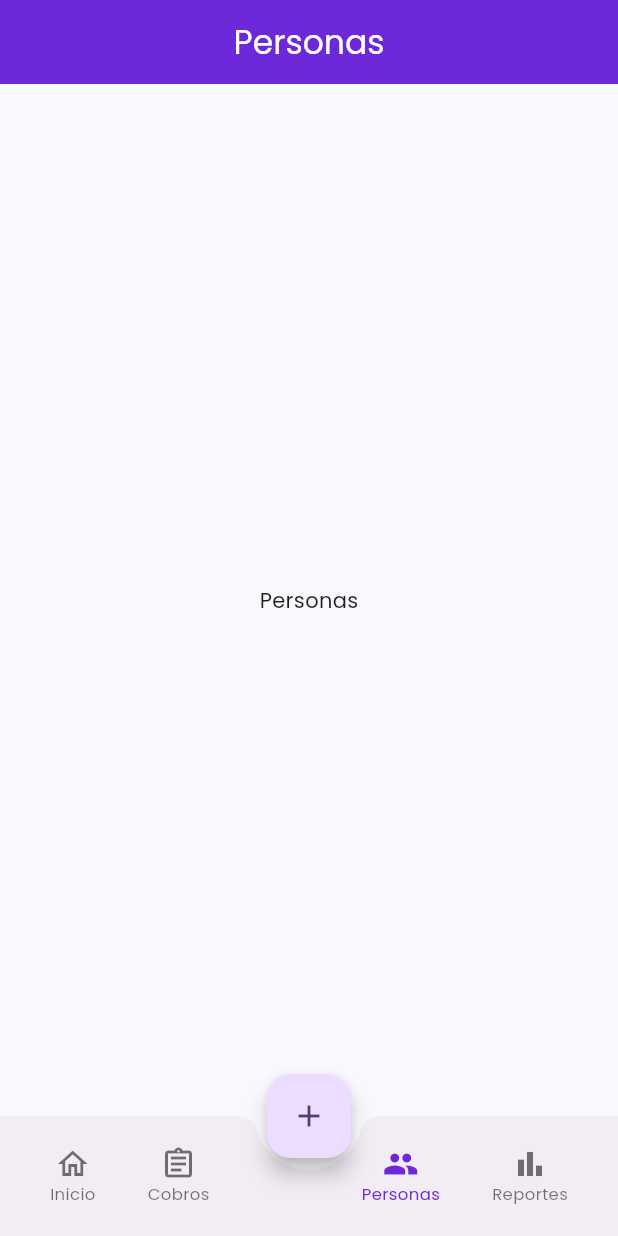
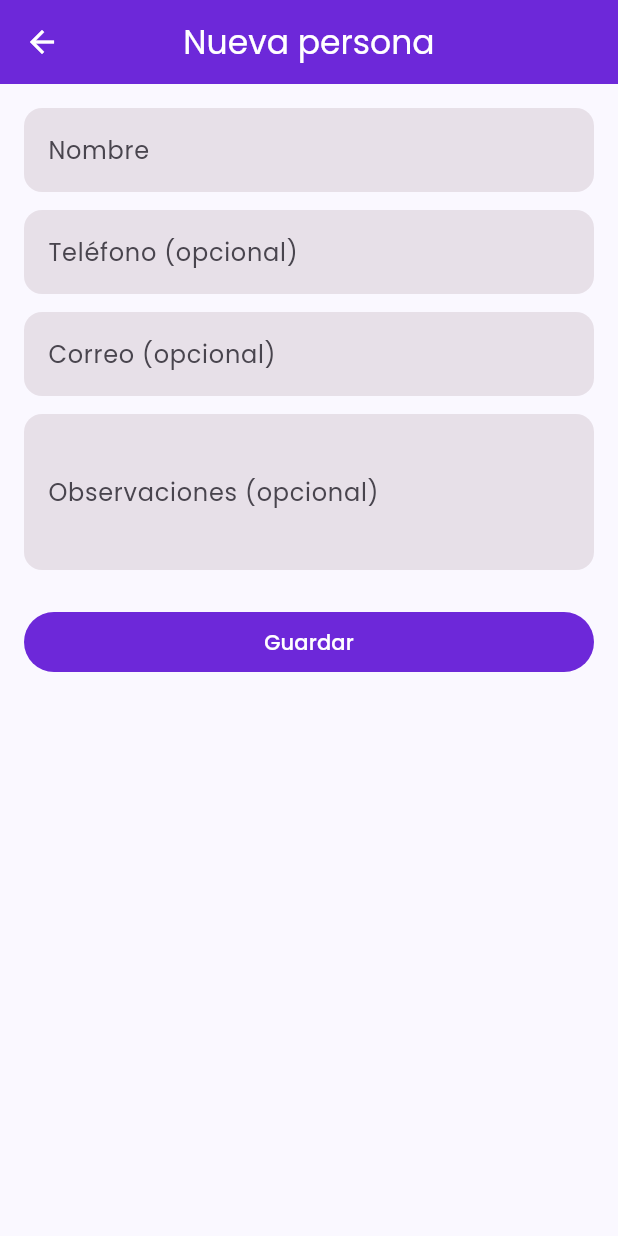
Before and after one commit to jorarmarfin/cuotiva, a Flutter app: the screen it shows after launch, item 3 of the bottom bar chosen, after a tap on the "add" icon, on a phone screen of 412 x 824 dp. Run offline on Flutter 3.47's test engine with Material 3 defaults, Android fonts, the phone set to English and light mode, and no system bars; our stand-ins replace animate_do, drift, drift_flutter, flutter_riverpod, go_router, google_fonts and 2 more; accounts and stored records are empty; generated files the repository leaves out were written again.

Commit message:
feat(contacts): UI de Personas (lista, formulario, detalle) y FAB contextual
Co-Authored-By: Claude Sonnet 5.5 <noreply@anthropic.com>

```diff
--- a/lib/core/router/app_router.dart
+++ b/lib/core/router/app_router.dart
@@ -1,5 +1,8 @@
 import 'package:go_router/go_router.dart';
 
+import '../../features/contacts/presentation/screens/contact_detail_screen.dart';
+import '../../features/contacts/presentation/screens/contact_form_screen.dart';
+import '../../features/contacts/presentation/screens/contacts_screen.dart';
 import '../../features/dashboard/presentation/screens/home_screen.dart';
 import '../../features/settings/presentation/screens/credits_screen.dart';
 import '../../features/settings/presentation/screens/settings_screen.dart';
@@ -30,7 +33,7 @@ final appRouter = GoRouter(
           routes: [
             GoRoute(
               path: '/personas',
-              builder: (_, _) => const PlaceholderScreen('Personas'),
+              builder: (_, _) => const ContactsScreen(),
             ),
           ],
         ),
@@ -57,6 +60,19 @@ final appRouter = GoRouter(
       path: '/espacios/:id/editar',
       builder: (_, s) => SpaceFormScreen(spaceId: s.pathParameters['id']),
     ),
+    GoRoute(
+      path: '/personas/nuevo',
+      builder: (_, _) => const ContactFormScreen(),
+    ),
+    GoRoute(
+      path: '/personas/:id',
+      builder: (_, s) =>
+          ContactDetailScreen(contactId: s.pathParameters['id']!),
+    ),
+    GoRoute(
+      path: '/personas/:id/editar',
+      builder: (_, s) => ContactFormScreen(contactId: s.pathParameters['id']),
+    ),
     GoRoute(path: '/ajustes', builder: (_, _) => const SettingsScreen()),
     GoRoute(path: '/credits', builder: (_, _) => const CreditsScreen()),
   ],
--- a/lib/core/widgets/main_shell.dart
+++ b/lib/core/widgets/main_shell.dart
@@ -7,14 +7,47 @@ class MainShell extends StatelessWidget {
   const MainShell({super.key, required this.shell});
   final StatefulNavigationShell shell;
 
+  /// FAB contextual: en Personas agrega persona; en el resto abre un menú.
+  void _onFab(BuildContext context) {
+    if (shell.currentIndex == 2) {
+      context.push('/personas/nuevo');
+      return;
+    }
+    showModalBottomSheet<void>(
+      context: context,
+      showDragHandle: true,
+      builder: (ctx) => SafeArea(
+        child: Column(
+          mainAxisSize: MainAxisSize.min,
+          children: [
+            ListTile(
+              leading: const Icon(Icons.layers_outlined),
+              title: const Text('Nuevo espacio'),
+              onTap: () {
+                Navigator.pop(ctx);
+                context.push('/espacios/nuevo');
+              },
+            ),
+            ListTile(
+              leading: const Icon(Icons.person_add_alt),
+              title: const Text('Nueva persona'),
+              onTap: () {
+                Navigator.pop(ctx);
+                context.push('/personas/nuevo');
+              },
+            ),
+          ],
+        ),
+      ),
+    );
+  }
+
   @override
   Widget build(BuildContext context) {
     return Scaffold(
       body: shell,
       floatingActionButton: FloatingActionButton(
-        onPressed: () {
-          // TODO: FAB contextual (espacio, cobro, persona o abono)
-        },
+        onPressed: () => _onFab(context),
         child: const Icon(Icons.add),
       ),
       floatingActionButtonLocation: FloatingActionButtonLocation.centerDocked,
--- /dev/null
+++ b/lib/features/contacts/presentation/providers/contacts_providers.dart
@@ -0,0 +1,24 @@
+import 'package:flutter_riverpod/flutter_riverpod.dart';
+
+import '../../../../core/database/app_database.dart';
+import '../../../../core/providers/repository_providers.dart';
+
+class ContactQueryNotifier extends Notifier<String> {
+  @override
+  String build() => '';
+  // ignore: use_setters_to_change_properties
+  void set(String q) => state = q;
+}
+
+final contactQueryProvider = NotifierProvider<ContactQueryNotifier, String>(
+  ContactQueryNotifier.new,
+);
+
+final contactsProvider = StreamProvider<List<Contact>>((ref) {
+  final q = ref.watch(contactQueryProvider);
+  return ref.watch(contactsRepositoryProvider).watchActive(query: q);
+});
+
+final contactByIdProvider = FutureProvider.family<Contact?, String>(
+  (ref, id) => ref.watch(contactsRepositoryProvider).find(id),
+);
--- /dev/null
+++ b/lib/features/contacts/presentation/screens/contact_form_screen.dart
@@ -0,0 +1,148 @@
+import 'package:flutter/material.dart';
+import 'package:flutter_riverpod/flutter_riverpod.dart';
+import 'package:go_router/go_router.dart';
+
+import '../../../../core/providers/repository_providers.dart';
+import '../providers/contacts_providers.dart';
+
+/// Crear (contactId == null) o editar una persona.
+class ContactFormScreen extends ConsumerStatefulWidget {
+  const ContactFormScreen({super.key, this.contactId});
+  final String? contactId;
+
+  @override
+  ConsumerState<ContactFormScreen> createState() => _ContactFormScreenState();
+}
+
+class _ContactFormScreenState extends ConsumerState<ContactFormScreen> {
+  final _form = GlobalKey<FormState>();
+  final _name = TextEditingController();
+  final _phone = TextEditingController();
+  final _email = TextEditingController();
+  final _notes = TextEditingController();
+  bool _loaded = false;
+  bool _saving = false;
+
+  @override
+  void initState() {
+    super.initState();
+    _load();
+  }
+
+  @override
+  void dispose() {
+    _name.dispose();
+    _phone.dispose();
+    _email.dispose();
+    _notes.dispose();
+    super.dispose();
+  }
+
+  Future<void> _load() async {
+    final id = widget.contactId;
+    if (id != null) {
+      final c = await ref.read(contactsRepositoryProvider).find(id);
+      if (c != null) {
+        _name.text = c.displayName;
+        _phone.text = c.phone ?? '';
+        _email.text = c.email ?? '';
+        _notes.text = c.notes ?? '';
+      }
+    }
+    if (mounted) setState(() => _loaded = true);
+  }
+
+  Future<void> _save() async {
+    if (!_form.currentState!.validate()) return;
+    setState(() => _saving = true);
+    final repo = ref.read(contactsRepositoryProvider);
+    try {
+      if (widget.contactId == null) {
+        await repo.create(
+          displayName: _name.text,
+          phone: _phone.text,
+          email: _email.text,
+          notes: _notes.text.trim().isEmpty ? null : _notes.text.trim(),
+        );
+      } else {
+        await repo.update(
+          widget.contactId!,
+          displayName: _name.text,
+          phone: _phone.text,
+          email: _email.text,
+          notes: _notes.text,
+        );
+        ref.invalidate(contactByIdProvider(widget.contactId!));
+      }
+      if (mounted) context.pop();
+    } catch (e) {
+      if (mounted) {
+        setState(() => _saving = false);
+        ScaffoldMessenger.of(context)
+            .showSnackBar(SnackBar(content: Text('No se pudo guardar: $e')));
+      }
+    }
+  }
+
+  @override
+  Widget build(BuildContext context) {
+    final editing = widget.contactId != null;
+    return Scaffold(
+      appBar: AppBar(title: Text(editing ? 'Editar persona' : 'Nueva persona')),
+      body: !_loaded
+          ? const Center(child: CircularProgressIndicator())
+          : Form(
+              key: _form,
+              child: ListView(
+                padding: const EdgeInsets.all(16),
+                children: [
+                  TextFormField(
+                    controller: _name,
+                    decoration: const InputDecoration(labelText: 'Nombre'),
+                    textCapitalization: TextCapitalization.words,
+                    validator: (v) => (v == null || v.trim().isEmpty)
+                        ? 'Ingresa un nombre'
+                        : null,
+                  ),
+                  const SizedBox(height: 12),
+                  TextFormField(
+                    controller: _phone,
+                    decoration: const InputDecoration(
+                      labelText: 'Teléfono (opcional)',
+                    ),
+                    keyboardType: TextInputType.phone,
+                  ),
+                  const SizedBox(height: 12),
+                  TextFormField(
+                    controller: _email,
+                    decoration: const InputDecoration(
+                      labelText: 'Correo (opcional)',
+                    ),
+                    keyboardType: TextInputType.emailAddress,
+                    validator: (v) {
+                      final t = v?.trim() ?? '';
+                      if (t.isEmpty) return null;
+                      return RegExp(r'^[^@\s]+@[^@\s]+\.[^@\s]+$').hasMatch(t)
+                          ? null
+                          : 'Correo inválido';
+                    },
+                  ),
+                  const SizedBox(height: 12),
+                  TextFormField(
+                    controller: _notes,
+                    decoration: const InputDecoration(
+                      labelText: 'Observaciones (opcional)',
+                    ),
+                    maxLines: 3,
+                  ),
+                  const SizedBox(height: 24),
+                  FilledButton(
+                    onPressed: _saving ? null : _save,
+                    child: Text(_saving ? 'Guardando…' : 'Guardar'),
+                  ),
+                ],
+              ),
+            ),
+    );
+  }
+}
--- /dev/null
+++ b/lib/features/contacts/presentation/screens/contacts_screen.dart
@@ -0,0 +1,77 @@
+import 'package:flutter/material.dart';
+import 'package:flutter_riverpod/flutter_riverpod.dart';
+import 'package:go_router/go_router.dart';
+
+import '../../../../core/widgets/app_loader.dart';
+import '../providers/contacts_providers.dart';
+
+class ContactsScreen extends ConsumerWidget {
+  const ContactsScreen({super.key});
+
+  @override
+  Widget build(BuildContext context, WidgetRef ref) {
+    final contacts = ref.watch(contactsProvider);
+    final query = ref.watch(contactQueryProvider);
+    return Scaffold(
+      appBar: AppBar(title: const Text('Personas')),
+      body: Column(
+        children: [
+          Padding(
+            padding: const EdgeInsets.fromLTRB(16, 12, 16, 4),
+            child: TextField(
+              decoration: const InputDecoration(
+                hintText: 'Buscar por nombre',
+                prefixIcon: Icon(Icons.search),
+              ),
+              onChanged: ref.read(contactQueryProvider.notifier).set,
+            ),
+          ),
+          Expanded(
+            child: contacts.when(
+              loading: () => const AppLoader(),
+              error: (e, _) => Center(
+                child: Text(
+                  'No se pudieron cargar las personas\n$e',
+                  textAlign: TextAlign.center,
+                ),
+              ),
+              data: (list) {
+                if (list.isEmpty) {
+                  return Center(
+                    child: Padding(
+                      padding: const EdgeInsets.all(32),
+                      child: Text(
+                        query.isEmpty
+                            ? 'Aún no tienes personas.\nAgrega clientes, padres o familiares.'
+                            : 'Sin resultados para "$query".',
+                        textAlign: TextAlign.center,
+                      ),
+                    ),
+                  );
+                }
+                return ListView.builder(
+                  padding: const EdgeInsets.only(bottom: 96),
+                  itemCount: list.length,
+                  itemBuilder: (_, i) {
+                    final c = list[i];
+                    return ListTile(
+                      leading: CircleAvatar(
+                        child: Text(
+                          c.displayName.characters.first.toUpperCase(),
+                        ),
+                      ),
+                      title: Text(c.displayName),
+                      subtitle: c.phone == null ? null : Text(c.phone!),
+                      trailing: const Icon(Icons.chevron_right),
+                      onTap: () => context.push('/personas/${c.id}'),
+                    );
+                  },
+                );
+              },
+            ),
+          ),
+        ],
+      ),
+    );
+  }
+}
```
Also changed, not shown: lib/features/contacts/presentation/screens/contact_detail_screen.dart (added, +102 -0 lines), 2 other files.
